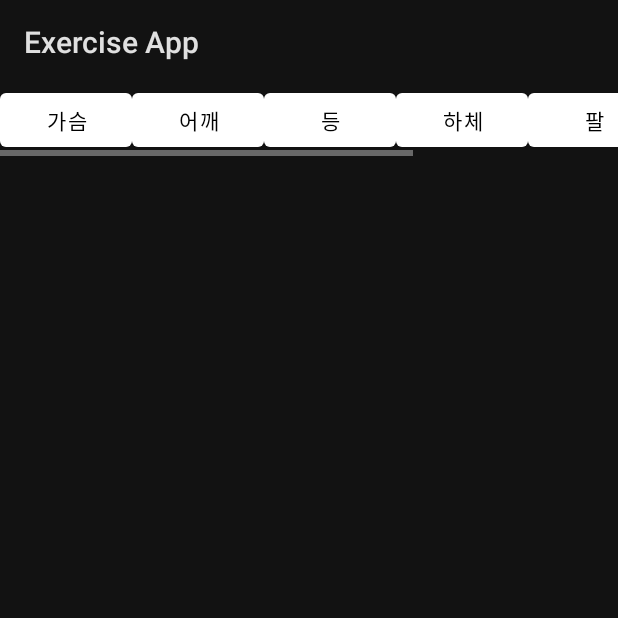
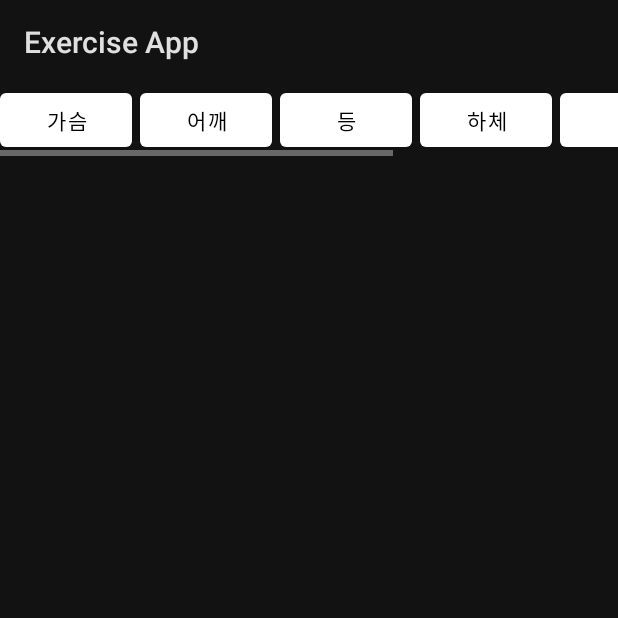
Before and after one commit to excodaw/Android-Project, an Android app: the AddRoutineActivity screen opened directly, with no data from a screen before it, on a phone screen of 412 x 824 dp, the top half of it. Run offline under Robolectric (Android 15) with nearby library versions, the phone set to English and light mode, and no system bars.

Commit message:
재수정

```diff
--- a/app/src/main/res/layout/activity_add_routine.xml
+++ b/app/src/main/res/layout/activity_add_routine.xml
@@ -25,6 +25,7 @@
                     android:id="@+id/btn_chest"
                     android:layout_width="wrap_content"
                     android:layout_height="wrap_content"
+                    android:layout_marginRight="5dp"
                     android:layout_weight="1"
                     android:text="가슴" />
 
@@ -32,6 +33,7 @@
                     android:id="@+id/btn_shoulder"
                     android:layout_width="wrap_content"
                     android:layout_height="wrap_content"
+                    android:layout_marginRight="5dp"
                     android:layout_weight="1"
                     android:text="어깨" />
 
@@ -39,6 +41,7 @@
                     android:id="@+id/btn_back"
                     android:layout_width="wrap_content"
                     android:layout_height="wrap_content"
+                    android:layout_marginRight="5dp"
                     android:layout_weight="1"
                     android:text="등" />
 
@@ -46,6 +49,7 @@
                     android:id="@+id/btn_lower_body"
                     android:layout_width="wrap_content"
                     android:layout_height="wrap_content"
+                    android:layout_marginRight="5dp"
                     android:layout_weight="1"
                     android:text="하체" />
 
@@ -53,6 +57,7 @@
                     android:id="@+id/btn_arm"
                     android:layout_width="wrap_content"
                     android:layout_height="wrap_content"
+                    android:layout_marginRight="5dp"
                     android:layout_weight="1"
                     android:text="팔" />
 
@@ -60,6 +65,7 @@
                     android:id="@+id/btn_abs"
                     android:layout_width="wrap_content"
                     android:layout_height="wrap_content"
+                    android:layout_marginRight="5dp"
                     android:layout_weight="1"
                     android:text="복근" />
                 <Button
```
Also changed, not shown: app/src/main/java/com/example/githubproject/DBHelper.java (+121 -122 lines).
